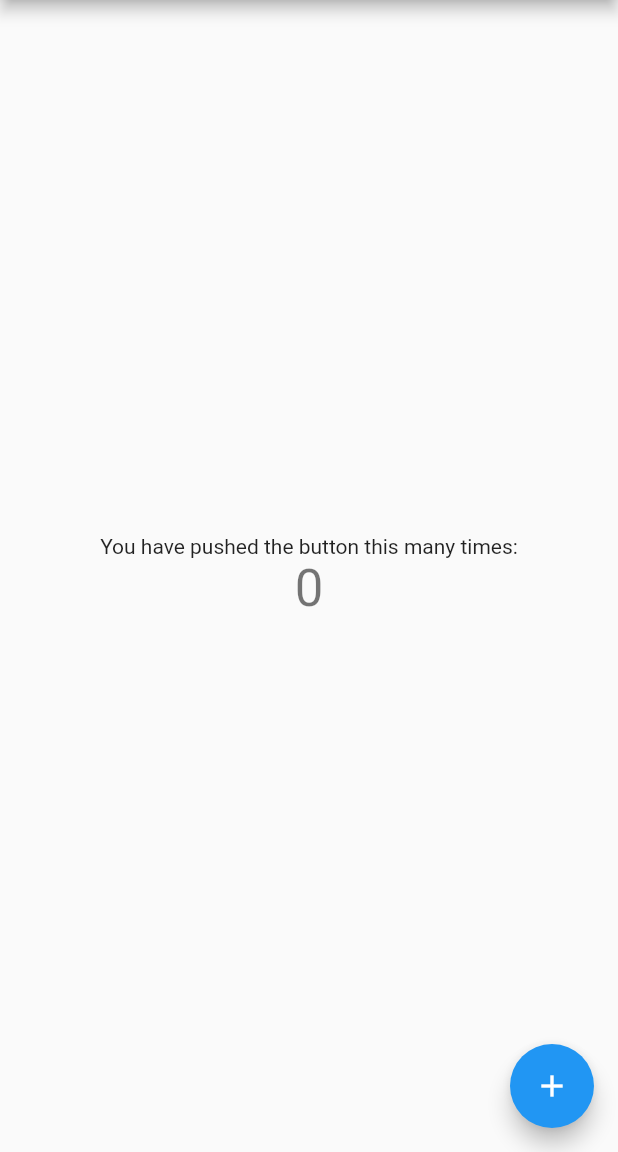
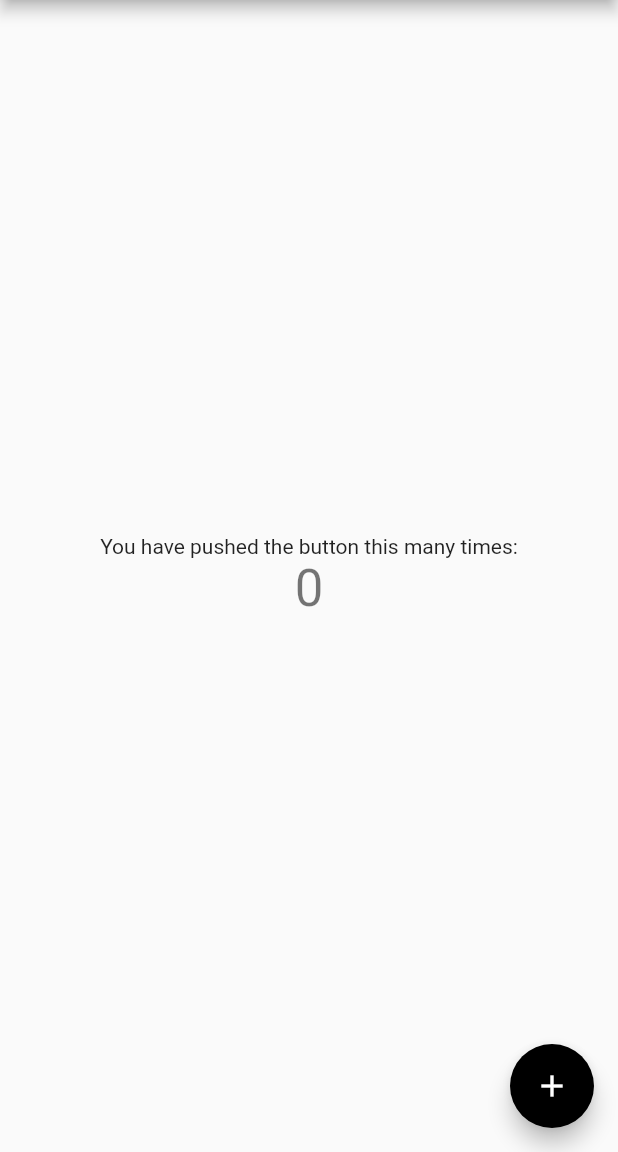
Before and after one commit to liguang2011/FlutterCar, a Flutter app: the screen it shows after launch, on a phone screen of 412 x 824 dp, the part 84-1236 px from its top. Run offline on Flutter 3.47's test engine with Material 2 defaults, Android fonts, the phone set to English and light mode, and no system bars.

Commit message:
修改文件

```diff
--- a/sycar/lib/main.dart
+++ b/sycar/lib/main.dart
@@ -8,18 +8,9 @@ class MyApp extends StatelessWidget {
   Widget build(BuildContext context) {
     return MaterialApp(
       title: 'Flutter Demo',
-      theme: ThemeData(
-        // This is the theme of your application.
-        //
-        // Try running your application with "flutter run". You'll see the
-        // application has a blue toolbar. Then, without quitting the app, try
-        // changing the primarySwatch below to Colors.green and then invoke
-        // "hot reload" (press "r" in the console where you ran "flutter run",
-        // or simply save your changes to "hot reload" in a Flutter IDE).
-        // Notice that the counter didn't reset back to zero; the application
-        // is not restarted.
-        primarySwatch: Colors.blue,
-      ),
+      // theme: ThemeData(
+      //   primarySwatch: Colors.blue,
+      // ),
       home: MyHomePage(title: 'Flutter Demo Home Page'),
     );
   }
@@ -27,15 +18,6 @@ class MyApp extends StatelessWidget {
 
 class MyHomePage extends StatefulWidget {
   MyHomePage({Key key, this.title}) : super(key: key);
-
-  // This widget is the home page of your application. It is stateful, meaning
-  // that it has a State object (defined below) that contains fields that affect
-  // how it looks.
-
-  // This class is the configuration for the state. It holds the values (in this
-  // case the title) provided by the parent (in this case the App widget) and
-  // used by the build method of the State. Fields in a Widget subclass are
-  // always marked "final".
 
   final String title;
 
@@ -48,23 +30,14 @@ class _MyHomePageState extends State<MyHomePage> {
 
   void _incrementCounter() {
     setState(() {
-      // This call to setState tells the Flutter framework that something has
-      // changed in this State, which causes it to rerun the build method below
-      // so that the display can reflect the updated values. If we changed
-      // _counter without calling setState(), then the build method would not be
-      // called again, and so nothing would appear to happen.
+
       _counter++;
     });
   }
 
   @override
   Widget build(BuildContext context) {
-    // This method is rerun every time setState is called, for instance as done
-    // by the _incrementCounter method above.
-    //
-    // The Flutter framework has been optimized to make rerunning build methods
-    // fast, so that you can just rebuild anything that needs updating rather
-    // than having to individually change instances of widgets.
+
     return Scaffold(
       appBar: AppBar(
         // Here we take the value from the MyHomePage object that was created by
@@ -75,20 +48,7 @@ class _MyHomePageState extends State<MyHomePage> {
         // Center is a layout widget. It takes a single child and positions it
         // in the middle of the parent.
         child: Column(
-          // Column is also layout widget. It takes a list of children and
-          // arranges them vertically. By default, it sizes itself to fit its
-          // children horizontally, and tries to be as tall as its parent.
-          //
-          // Invoke "debug painting" (press "p" in the console, choose the
-          // "Toggle Debug Paint" action from the Flutter Inspector in Android
-          // Studio, or the "Toggle Debug Paint" command in Visual Studio Code)
-          // to see the wireframe for each widget.
-          //
-          // Column has various properties to control how it sizes itself and
-          // how it positions its children. Here we use mainAxisAlignment to
-          // center the children vertically; the main axis here is the vertical
-          // axis because Columns are vertical (the cross axis would be
-          // horizontal).
+
           mainAxisAlignment: MainAxisAlignment.center,
           children: <Widget>[
             Text(
@@ -102,6 +62,7 @@ class _MyHomePageState extends State<MyHomePage> {
         ),
       ),
       floatingActionButton: FloatingActionButton(
+        backgroundColor: Colors.black,
         onPressed: _incrementCounter,
         tooltip: 'Increment',
         child: Icon(Icons.add),
```
Also changed, not shown: 1 other file.
